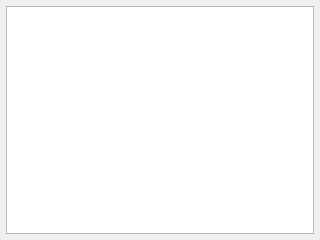
Above: ui/SensorListWidget.ui from kipr/botui before the change. Below: the same form after it.
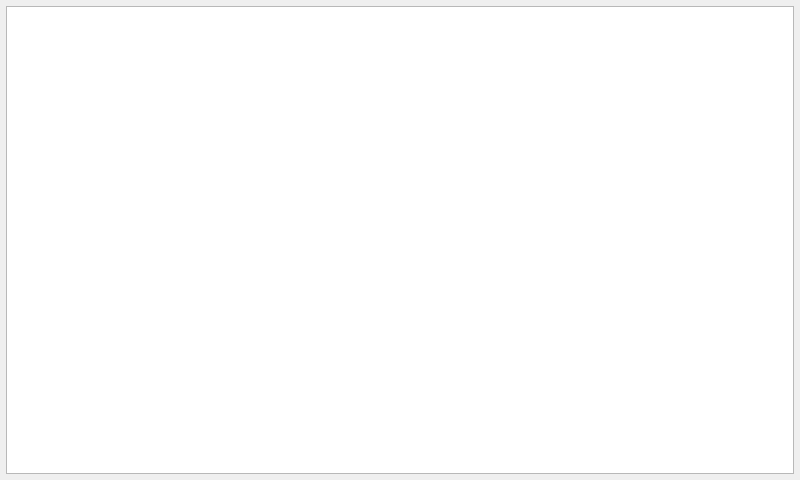
That is the form after the change.

Patch:
```diff
--- a/ui/SensorListWidget.ui
+++ b/ui/SensorListWidget.ui
@@ -6,8 +6,8 @@
    <rect>
     <x>0</x>
     <y>0</y>
-    <width>320</width>
-    <height>240</height>
+    <width>800</width>
+    <height>480</height>
    </rect>
   </property>
   <property name="windowTitle">
@@ -22,6 +22,11 @@
    </property>
    <item>
     <widget class="QTableView" name="sensors">
+     <property name="font">
+      <font>
+       <pointsize>22</pointsize>
+      </font>
+     </property>
      <property name="editTriggers">
       <set>QAbstractItemView::NoEditTriggers</set>
      </property>
```
